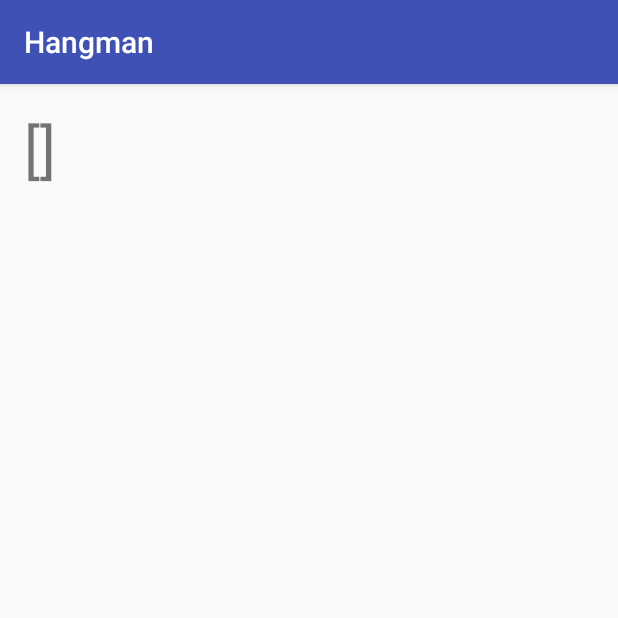
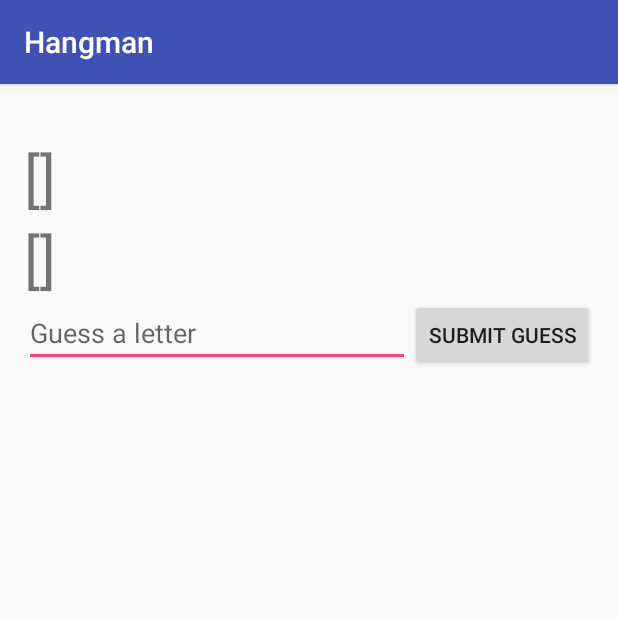
Before and after one commit to Dryopteris/Hangman, an Android app: the screen it shows after launch (HangmanActivity), after a tap on "START GAME", on a phone screen of 412 x 824 dp, the top half of it. Run offline under Robolectric (Android 15) with nearby library versions, the phone set to English and light mode, and no system bars.

Commit message:
Added input field and button for guess in game view.

```diff
--- a/app/src/main/java/com/example/mark/hangman/HangmanActivity.java
+++ b/app/src/main/java/com/example/mark/hangman/HangmanActivity.java
@@ -4,9 +4,12 @@ import android.content.Intent;
 import android.support.v7.app.AppCompatActivity;
 import android.os.Bundle;
 import android.view.ViewGroup;
+import android.widget.EditText;
 import android.widget.TextView;
 
 import java.util.ArrayList;
+
+import static com.example.mark.hangman.R.id.guess_field_hangman;
 
 public class HangmanActivity extends AppCompatActivity {
 
@@ -21,18 +24,26 @@ public class HangmanActivity extends AppCompatActivity {
         char[] messageAsCharArray = messageUpperCase.toCharArray();
         int wordLength = messageAsCharArray.length;
         ArrayList solutionField = new ArrayList<String>(wordLength);
+        ArrayList answerField = new ArrayList<String>(wordLength);
         for (char letter:messageAsCharArray) {
             if (letter == ' ') {
-                solutionField.add(" / ");
+                solutionField.add("  ");
+                answerField.add("  ");
             } else {
                 solutionField.add("_");
+                answerField.add(letter);
             }
         }
         TextView textView = new TextView(this);
         textView.setTextSize(40);
         textView.setText(solutionField.toString());
+        TextView answerView = new TextView(this);
+        answerView.setTextSize(40);
+        answerView.setText(answerField.toString());
 
-        ViewGroup layout = (ViewGroup) findViewById(R.id.solution_field_hangman);
-        layout.addView(textView);
+        ViewGroup solutionLayout = (ViewGroup) findViewById(R.id.solution_field_hangman);
+        solutionLayout.addView(textView);
+        solutionLayout.addView(answerView);
+
     }
 }
--- a/app/src/main/res/layout/activity_hangman.xml
+++ b/app/src/main/res/layout/activity_hangman.xml
@@ -1,15 +1,44 @@
 <?xml version="1.0" encoding="utf-8"?>
-<LinearLayout
-    xmlns:android="http://schemas.android.com/apk/res/android"
+<LinearLayout xmlns:android="http://schemas.android.com/apk/res/android"
     xmlns:tools="http://schemas.android.com/tools"
-    android:orientation="vertical"
     android:layout_width="fill_parent"
     android:layout_height="fill_parent"
-    android:id="@+id/solution_field_hangman"
+    android:orientation="vertical"
     android:paddingBottom="@dimen/activity_vertical_margin"
     android:paddingLeft="@dimen/activity_horizontal_margin"
     android:paddingRight="@dimen/activity_horizontal_margin"
     android:paddingTop="@dimen/activity_vertical_margin">
 
+    <LinearLayout android:id="@+id/solution_field_hangman"
+        android:layout_width="wrap_content"
+        android:layout_height="wrap_content"
+        android:orientation="vertical">
+        <TextView android:id="@id/solution_field_hangman"
+            android:layout_weight="1"
+            android:layout_width="match_parent"
+            android:layout_height="match_parent" />
+
+    </LinearLayout>
+
+    <LinearLayout
+        android:id="@+id/guess_field_hangman"
+        android:layout_width="match_parent"
+        android:layout_height="match_parent"
+        android:orientation="horizontal">
+
+        <EditText
+            android:id="@+id/guess"
+            android:layout_width="match_parent"
+            android:layout_height="wrap_content"
+            android:layout_weight="1"
+            android:hint="@string/guess_hint" />
+
+        <Button
+            android:id="@+id/button_guess"
+            android:layout_width="wrap_content"
+            android:layout_height="wrap_content"
+            android:onClick="submitGuess"
+            android:text="@string/button_guess" />
+    </LinearLayout>
 
 </LinearLayout>
--- a/app/src/main/res/values/strings.xml
+++ b/app/src/main/res/values/strings.xml
@@ -2,4 +2,6 @@
     <string name="app_name">Hangman</string>
     <string name="secret_word">Enter a word!</string>
     <string name="button_start">Start Game</string>
+    <string name="guess_hint">Guess a letter</string>
+    <string name="button_guess">Submit Guess</string>
 </resources>
```
